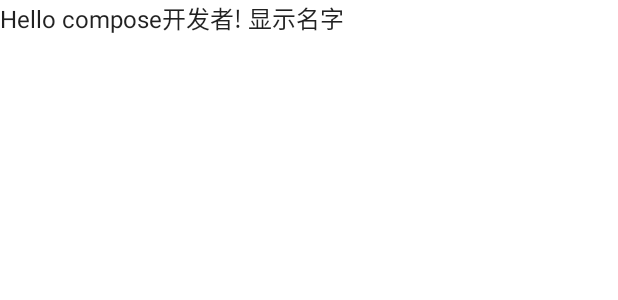
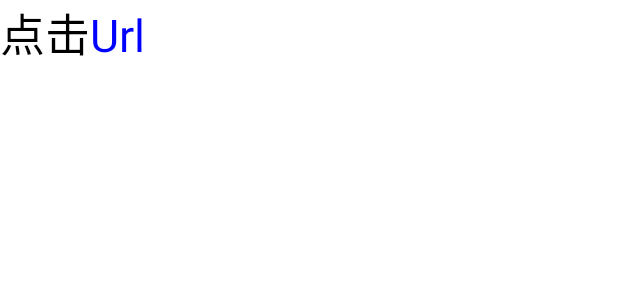
Before and after one commit to Licarey/compose, an Android app built with Jetpack Compose: the @Preview function DefaultPreview, on a phone screen of 412 x 824 dp. Shown: the top 300 px of the screen. Run offline under Robolectric (Android 15) with nearby library versions, the phone set to English and light mode, and no system bars.

Commit message:
text的用法

```diff
--- a/app/src/main/java/com/carey/compose/MainActivity.kt
+++ b/app/src/main/java/com/carey/compose/MainActivity.kt
@@ -1,14 +1,32 @@
 package com.carey.compose
 
 import android.os.Bundle
+import android.util.Log
 import androidx.activity.ComponentActivity
 import androidx.activity.compose.setContent
 import androidx.compose.foundation.isSystemInDarkTheme
+import androidx.compose.foundation.layout.Column
 import androidx.compose.foundation.layout.fillMaxSize
+import androidx.compose.foundation.layout.width
+import androidx.compose.foundation.text.ClickableText
+import androidx.compose.foundation.text.selection.DisableSelection
+import androidx.compose.foundation.text.selection.SelectionContainer
 import androidx.compose.material.*
 import androidx.compose.runtime.Composable
 import androidx.compose.ui.Modifier
+import androidx.compose.ui.graphics.Color
+import androidx.compose.ui.res.stringResource
+import androidx.compose.ui.text.*
+import androidx.compose.ui.text.font.Font
+import androidx.compose.ui.text.font.FontFamily
+import androidx.compose.ui.text.font.FontStyle
+import androidx.compose.ui.text.font.FontWeight
+import androidx.compose.ui.text.style.TextAlign
+import androidx.compose.ui.text.style.TextDecoration
+import androidx.compose.ui.text.style.TextOverflow
 import androidx.compose.ui.tooling.preview.Preview
+import androidx.compose.ui.unit.dp
+import androidx.compose.ui.unit.sp
 import com.carey.compose.ui.theme.*
 
 class MainActivity : ComponentActivity() {
@@ -18,7 +36,7 @@ class MainActivity : ComponentActivity() {
             FourTheme {
                 // A surface container using the 'background' color from the theme
                 Surface(modifier = Modifier.fillMaxSize(), color = MaterialTheme.colors.background) {
-                    Greeting("Android", true)
+                    Greeting()
                 }
             }
         }
@@ -48,15 +66,143 @@ fun FourTheme(darkTheme: Boolean = isSystemInDarkTheme(), content: @Composable (
 }
 
 @Composable
-fun Greeting(name: String, isShowName: Boolean) {
+fun Greeting(isShowName: Boolean) {
     val showName = if (isShowName) "显示名字" else "不显示名字"
-    Text(text = "Hello $name! $showName")
+    Text(text = "Hello ${stringResource(id = R.string.compose_coder)}! $showName")
 }
 
-@Preview(showBackground = true, widthDp = 200, heightDp = 150)
+@Composable
+fun Greeting() {
+//    Text(
+//        text = stringResource(R.string.compose_coder),
+//        color = Color.Red,
+//        fontSize = 35.sp,
+//        fontStyle = FontStyle.Italic,
+////        fontWeight = FontWeight.Bold
+//        fontWeight = FontWeight(1)
+//    )
+//    Column {
+//        Text(text = "Hello World", fontFamily = FontFamily.Default)
+//        Text(text = "Hello World", fontFamily = FontFamily.SansSerif)
+//        Text(text = "Hello World", fontFamily = FontFamily.Serif)
+//        Text(text = "Hello World", fontFamily = FontFamily.Monospace)
+//        Text(text = "Hello World", fontFamily = FontFamily.Cursive)
+//    }
+//    // 自定义字体
+//    val customFamily = FontFamily(Font(R.font.coming_soon, FontWeight.Light))
+//    Text(
+//        text = stringResource(id = R.string.compose_coder),
+//        fontFamily = customFamily,
+//        letterSpacing = 5.sp
+//    )
+
+//    // 装饰
+//    Column {
+//        Text(text = "Hello World", textDecoration = TextDecoration.None)
+//        Text(text = "Hello World", textDecoration = TextDecoration.LineThrough)
+//        Text(text = "Hello World", textDecoration = TextDecoration.Underline)
+//    }
+
+//    // 文字对齐方式
+//      Text(
+//          text = "Hello World",
+//          textAlign = TextAlign.Center,
+//          modifier = Modifier.width(150.dp)
+//      )
+    // 行高
+//    Text(
+//          text = "我是Compose爱好者",
+//          lineHeight = 80.sp
+//      )
+    // 文字溢出
+//    Column {
+//        Text(
+//            modifier = Modifier.width(100.dp),
+//            text = "青出于蓝而胜于蓝",
+//            maxLines = 1,
+//            overflow = TextOverflow.Clip
+//        )
+//        Text(
+//            modifier = Modifier.width(100.dp),
+//            text = "青出于蓝而胜于蓝",
+//            maxLines = 1,
+//            overflow = TextOverflow.Ellipsis
+//        )
+//        Text(
+//            modifier = Modifier.width(100.dp),
+//            text = "青出于蓝而胜于蓝",
+//            maxLines = 1,
+//            overflow = TextOverflow.Visible)
+//    }
+//    // 多样式
+//    Text(
+//        buildAnnotatedString {
+//            withStyle(
+//                style = SpanStyle(color = Color.Blue)
+//            ) {
+//                append("H")
+//            }
+//            append("ello")
+//
+//            withStyle(
+//                style = SpanStyle(fontWeight = FontWeight.Bold, color = Color.Red)
+//            ) {
+//                append("W")
+//            }
+//            append("orld")
+//        }
+//    )
+    // 可长按选择
+//    SelectionContainer(modifier = Modifier.fillMaxSize()) {
+//        Text("This is a selectable text", fontSize = 30.sp)
+//    }
+
+//    SelectionContainer(modifier = Modifier.fillMaxSize()) {
+//        Column {
+//            Text("曾经有一份爱情")
+//            Text("摆在我面前")
+//            Text("我没有珍惜")
+//            DisableSelection { // 不可选择
+//                Text("如果再给我一次机会")
+//                Text("我会对她说")
+//            }
+//            Text("滚...")
+//        }
+//    }
+
+    // 可点击文字
+//    ClickableText(
+//        text = AnnotatedString("点击"),
+//        onClick = { offset ->
+//            Log.v("LM", "$offset")
+//        }
+//    )
+
+    val annotatedText = buildAnnotatedString {
+        append("点击")
+        pushStringAnnotation(tag = "URL", annotation = "http://www.baidu.com")
+        withStyle(style = SpanStyle(color = Color.Blue)) {
+            append("Url")
+        }
+        pop() // 结束符
+    }
+
+    ClickableText(
+        text = annotatedText,
+        style = TextStyle(fontSize = 30.sp),
+        onClick = { offest ->
+        annotatedText.getStringAnnotations(tag = "URL", start = offest, end = offest
+        ).firstOrNull()?.let { annotation ->
+            Log.v("LM", "click url " + annotation.item)
+        }
+    })
+
+}
+
+@Preview(showBackground = true, widthDp = 250, heightDp = 400)
 @Composable
 fun DefaultPreview() {
     ComposeTheme {
-        Greeting("compose开发者", true)
+        Greeting()
     }
 }
--- a/app/src/main/res/values/strings.xml
+++ b/app/src/main/res/values/strings.xml
@@ -1,3 +1,4 @@
 <resources>
     <string name="app_name">compose</string>
+    <string name="compose_coder">compose开发者</string>
 </resources>
```
Also changed, not shown: app/src/main/res/layout/main.xml (added, +16 -0 lines), app/src/main/res/font/coming_soon.ttf (added).
